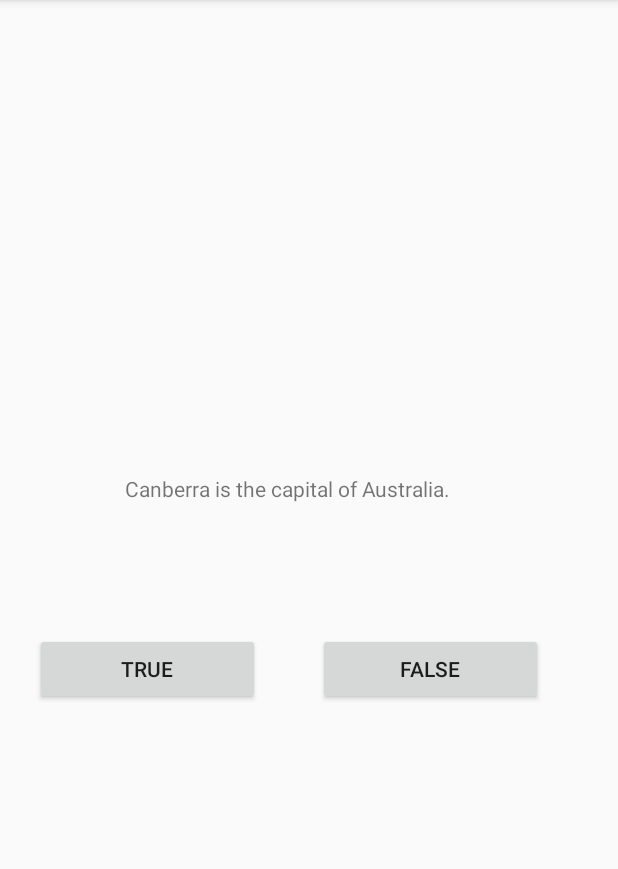
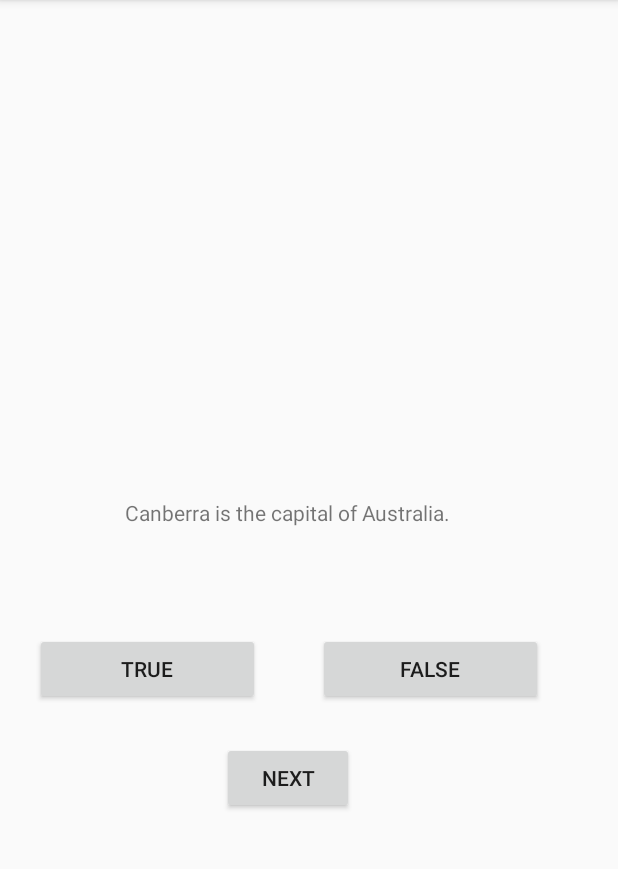
Before and after one commit to chiamtw95/-uni-Android-Labs, an Android app: the screen it shows after launch (QuizActivity), on a phone screen of 412 x 824 dp, the part 84-953 px from its top. Run offline under Robolectric (Android 15) with nearby library versions, the phone set to English and light mode, and no system bars.

Commit message:
first part of the lab

```diff
--- /dev/null
+++ b/GeoQuiz/app/src/main/java/com/bignerdranch/android/geoquiz/Question.java
@@ -0,0 +1,27 @@
+package com.bignerdranch.android.geoquiz;
+
+public class Question {
+    private int mTextResId;
+    private boolean mAnswerTrue;
+
+    public Question(int textResId, boolean answerTrue){
+        mTextResId = textResId;
+        mAnswerTrue = answerTrue;
+    }
+
+    public int getTextResId() {
+        return mTextResId;
+    }
+
+    public void setTextResId(int textResId) {
+        mTextResId = textResId;
+    }
+
+    public boolean isAnswerTrue() {
+        return mAnswerTrue;
+    }
+
+    public void setAnswerTrue(boolean answerTrue) {
+        mAnswerTrue = answerTrue;
+    }
+}
--- a/GeoQuiz/app/src/main/java/com/bignerdranch/android/geoquiz/QuizActivity.java
+++ b/GeoQuiz/app/src/main/java/com/bignerdranch/android/geoquiz/QuizActivity.java
@@ -3,6 +3,7 @@ package com.bignerdranch.android.geoquiz;
 import android.support.v7.app.AppCompatActivity;
 import android.os.Bundle;
 import android.view.Gravity;
+import android.widget.TextView;
 import android.widget.Toast;
 import android.widget.Button;
 import android.view.View;
@@ -10,14 +11,30 @@ import android.view.View;
 public class QuizActivity extends AppCompatActivity {
     private Button mTrueButton;
     private Button mFalseButton;
+    private Button mNextButton;
+    private TextView mQuestionTextView;
+    private int mCurrentIndex = 0;
+
+    private Question [] mQuestionBank = new Question[]{
+            new Question(R.string.question_australia, true),
+            new Question(R.string.question_oceans, true),
+            new Question(R.string.question_mideast, false),
+            new Question(R.string.question_africa, false),
+            new Question(R.string.question_americas, true),
+            new Question(R.string.question_asia,true)
+    };
 
     @Override
     protected void onCreate(Bundle savedInstanceState) {
         super.onCreate(savedInstanceState);
         setContentView(R.layout.activity_quiz);
 
+        mQuestionTextView = (TextView) findViewById(R.id.question_text_view);
+        updateQuestion();
+
         mTrueButton = (Button) findViewById(R.id.true_button);
         mFalseButton = (Button) findViewById(R.id.false_button);
+        mNextButton = (Button) findViewById(R.id.next_button);
 
         mTrueButton.setOnClickListener(new View.OnClickListener() {
             @Override
@@ -39,5 +56,17 @@ public class QuizActivity extends AppCompatActivity {
                 toast.show();
             }
         });
+        mNextButton.setOnClickListener(new View.OnClickListener(){
+            @Override
+            public void onClick(View v){
+                mCurrentIndex = (mCurrentIndex + 1) % mQuestionBank.length;
+                updateQuestion();
+            }
+        });
+        updateQuestion();
+        }
+        private void updateQuestion(){
+            int question = mQuestionBank[mCurrentIndex].getTextResId();
+            mQuestionTextView.setText(question);
     }
 }
--- a/GeoQuiz/app/src/main/res/layout/activity_quiz.xml
+++ b/GeoQuiz/app/src/main/res/layout/activity_quiz.xml
@@ -36,13 +36,21 @@
             android:layout_marginEnd="14dp"
             android:text="@string/false_button" />
 
+        <Button
+            android:id="@+id/next_button"
+            android:layout_width="wrap_content"
+            android:layout_height="wrap_content"
+            android:layout_alignParentBottom="true"
+            android:layout_centerHorizontal="true"
+            android:layout_marginBottom="117dp"
+            android:text="@string/next_button" />
+
         <TextView
-            android:id="@+id/textView"
+            android:id="@+id/question_text_view"
             android:layout_width="wrap_content"
             android:layout_height="wrap_content"
             android:layout_alignParentTop="true"
             android:layout_centerHorizontal="true"
-            android:layout_marginTop="207dp"
-            android:text="@string/question_text" />
+            android:layout_marginTop="223dp" />
     </RelativeLayout>
 </android.support.constraint.ConstraintLayout>
--- a/GeoQuiz/app/src/main/res/values/strings.xml
+++ b/GeoQuiz/app/src/main/res/values/strings.xml
@@ -1,8 +1,16 @@
 <resources>
     <string name="app_name">GeoQuiz</string>
-    <string name="question_text">Canberra is the capital of Australia.</string>
     <string name="true_button">True</string>
     <string name="false_button">False</string>
+    <string name="next_button">Next</string>
+
+    //questions
+    <string name="question_australia">Canberra is the capital of Australia.</string>
+    <string name="question_oceans">The Pacific Ocean is larger than the Atlantic Ocean.</string>
+    <string name="question_mideast">The Suez Canal connects the Red Sea and the Indian Ocean.</string>
+    <string name="question_africa">The source of the Nile River is in Egypt.</string>
+    <string name="question_americas">The Amazon River is the longest river in the Americas.</string>
+    <string name="question_asia">Lake Baikal is the world\'s oldest and deepest freshwater lake.</string>
 
     //toast strings
     <string name="correct_toast">Correct!</string>
--- a/GeoQuiz/app/src/main/res/values/styles.xml
+++ b/GeoQuiz/app/src/main/res/values/styles.xml
@@ -1,7 +1,7 @@
 <resources>
 
     <!-- Base application theme. -->
-    <style name="AppTheme" parent="Theme.AppCompat.Light.DarkActionBar">
+    <style name="AppTheme" parent="Base.Theme.AppCompat.Light.DarkActionBar">
         <!-- Customize your theme here. -->
         <item name="colorPrimary">@color/colorPrimary</item>
         <item name="colorPrimaryDark">@color/colorPrimaryDark</item>
```
Also changed, not shown: 3 other files.
